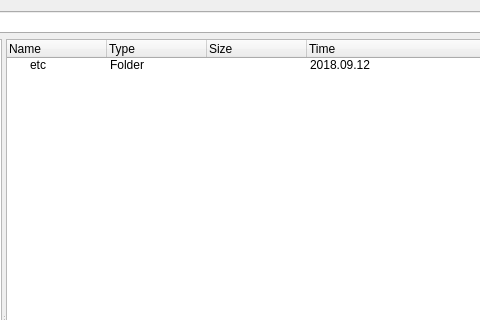
This is mudao/ui/pannel/file.ui in musum/mudao as Qt 5 draws it before an edit; both pictures show x 365 to 845 and y 0 to 320 of the 1043 by 618 pixel window. The edited form follows.
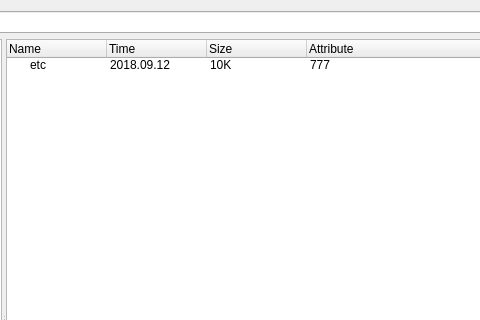
This is the edited form.

```diff
--- a/mudao/ui/pannel/file.ui
+++ b/mudao/ui/pannel/file.ui
@@ -145,34 +145,34 @@
         <string>Name</string>
        </property>
       </column>
-      <column>
-       <property name="text">
-        <string>Type</string>
-       </property>
-      </column>
-      <column>
-       <property name="text">
-        <string>Size</string>
-       </property>
-      </column>
       <column>
        <property name="text">
         <string>Time</string>
        </property>
       </column>
+      <column>
+       <property name="text">
+        <string>Size</string>
+       </property>
+      </column>
+      <column>
+       <property name="text">
+        <string>Attribute</string>
+       </property>
+      </column>
       <item>
        <property name="text">
         <string>etc</string>
        </property>
-       <property name="text">
-        <string>Folder</string>
-       </property>
-       <property name="text">
-        <string/>
-       </property>
        <property name="text">
         <string>2018.09.12</string>
        </property>
+       <property name="text">
+        <string>10K</string>
+       </property>
+       <property name="text">
+        <string>777</string>
+       </property>
       </item>
      </widget>
     </widget>
```
